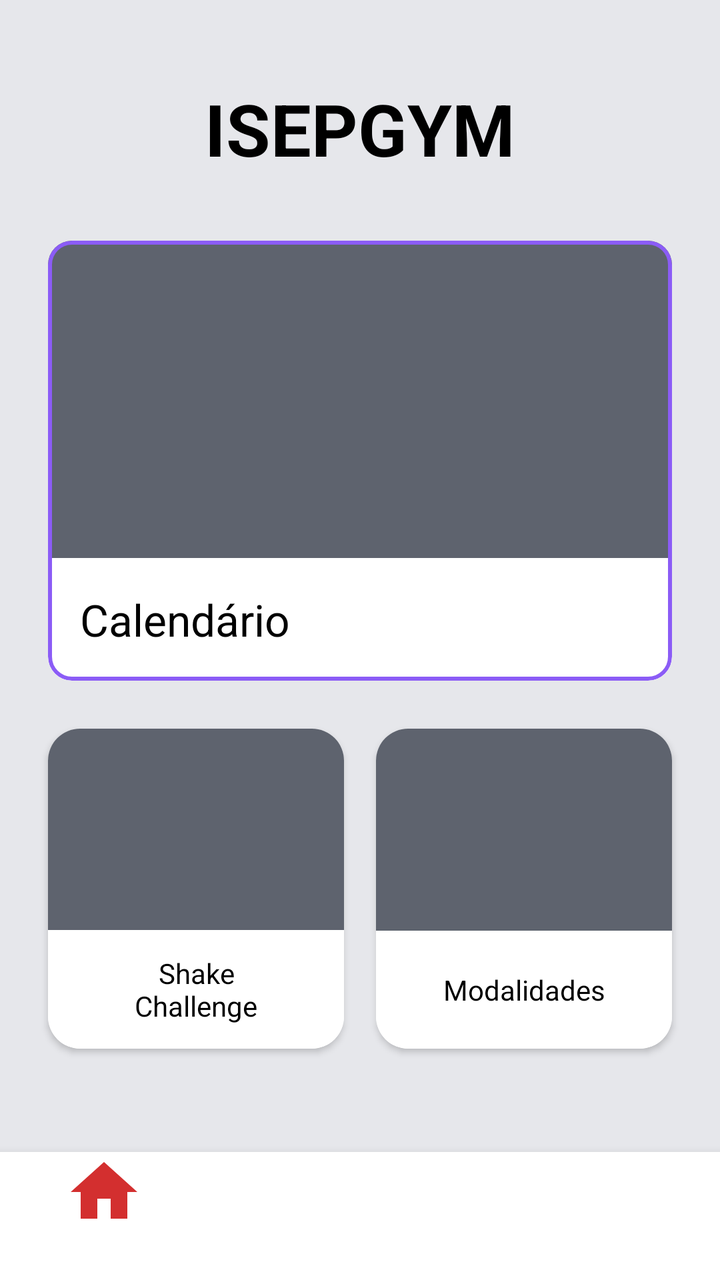
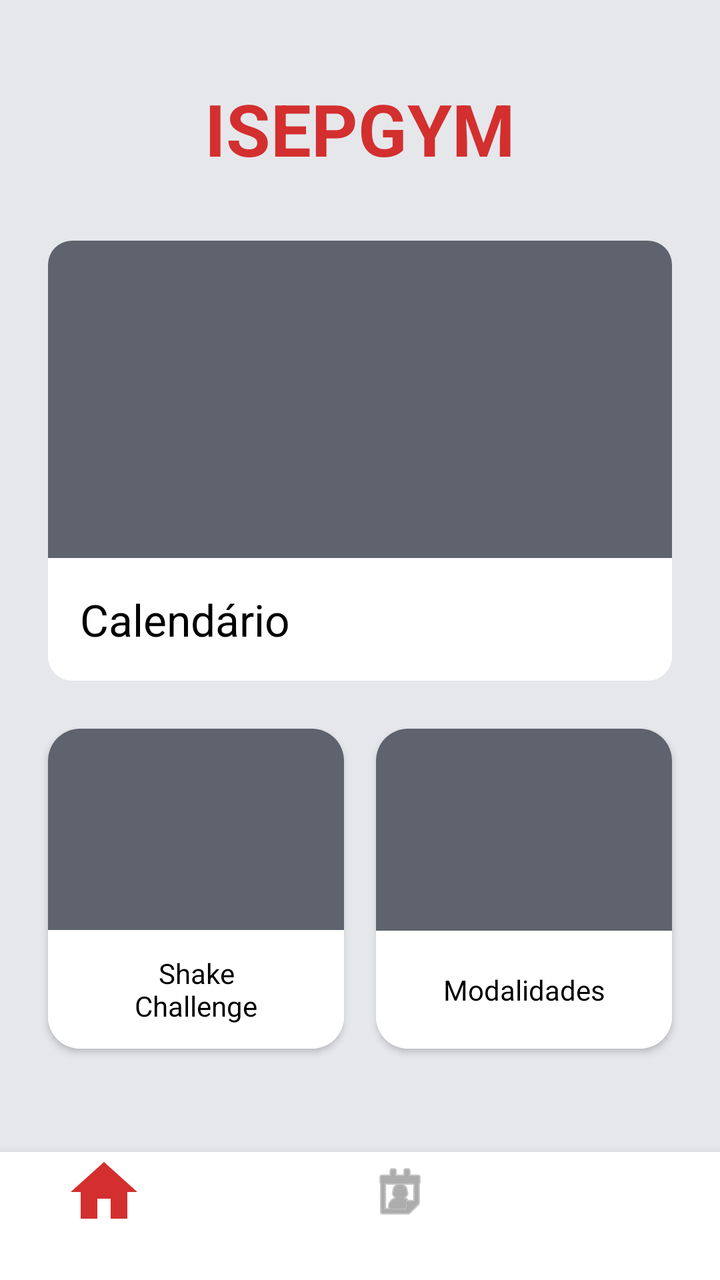

An Android layout rendered at two revisions. The XML below is the earlier revision; the diff shows what the commit changed to produce the second picture.
<!-- AndroidManifest.xml: application theme Theme.DSSMV_ProjectDroid_1240908_1241237 -->
<!-- res/layout/activity_main.xml -->
<?xml version="1.0" encoding="utf-8"?>
<androidx.constraintlayout.widget.ConstraintLayout
    xmlns:android="http://schemas.android.com/apk/res/android"
    xmlns:app="http://schemas.android.com/apk/res-auto"
    android:layout_width="match_parent"
    android:layout_height="match_parent"
    android:background="#E6E7EB">

    <TextView
        android:id="@+id/tvTitulo"
        android:layout_width="wrap_content"
        android:layout_height="wrap_content"
        android:text="ISEPGYM"
        android:textSize="36sp"
        android:textStyle="bold"
        android:textColor="#000000"
        android:layout_marginTop="40dp"
        app:layout_constraintTop_toTopOf="parent"
        app:layout_constraintStart_toStartOf="parent"
        app:layout_constraintEnd_toEndOf="parent" />

    <com.google.android.material.card.MaterialCardView
        android:id="@+id/cardCalendario"
        android:layout_width="0dp"
        android:layout_height="220dp"
        android:layout_marginHorizontal="24dp"
        android:layout_marginTop="32dp"
        android:clickable="true"
        android:focusable="true"
        app:cardCornerRadius="12dp"
        app:cardElevation="0dp"
        app:strokeWidth="2dp"
        app:strokeColor="#8B5CF6"
        app:layout_constraintTop_toBottomOf="@id/tvTitulo"
        app:layout_constraintStart_toStartOf="parent"
        app:layout_constraintEnd_toEndOf="parent">

        <LinearLayout
            android:layout_width="match_parent"
            android:layout_height="match_parent"
            android:orientation="vertical">

            <ImageView
                android:id="@+id/ivCalendario"
                android:layout_width="match_parent"
                android:layout_height="0dp"
                android:layout_weight="1"
                android:background="#5E636E"
                android:scaleType="centerCrop" />

            <TextView
                android:layout_width="match_parent"
                android:layout_height="wrap_content"
                android:text="Calendário"
                android:textSize="22sp"
                android:textColor="#000000"
                android:padding="16dp"
                android:background="#FFFFFF" />
        </LinearLayout>
    </com.google.android.material.card.MaterialCardView>

    <com.google.android.material.card.MaterialCardView
        android:id="@+id/cardShake"
        android:layout_width="0dp"
        android:layout_height="160dp"
        android:layout_marginStart="24dp"
        android:layout_marginEnd="8dp"
        android:layout_marginTop="24dp"
        android:clickable="true"
        android:focusable="true"
        app:cardCornerRadius="16dp"
        app:cardElevation="2dp"
        app:layout_constraintTop_toBottomOf="@id/cardCalendario"
        app:layout_constraintStart_toStartOf="parent"
        app:layout_constraintEnd_toStartOf="@+id/cardModalidades">

        <LinearLayout
            android:layout_width="match_parent"
            android:layout_height="match_parent"
            android:orientation="vertical">

            <ImageView
                android:id="@+id/ivShake"
                android:layout_width="match_parent"
                android:layout_height="0dp"
                android:layout_weight="1"
                android:background="#5E636E"
                android:scaleType="centerCrop" />

            <TextView
                android:layout_width="match_parent"
                android:layout_height="wrap_content"
                android:text="Shake\nChallenge"
                android:textAlignment="center"
                android:textSize="14sp"
                android:textColor="#000000"
                android:paddingVertical="12dp"
                android:background="#FFFFFF" />
        </LinearLayout>
    </com.google.android.material.card.MaterialCardView>

    <com.google.android.material.card.MaterialCardView
        android:id="@+id/cardModalidades"
        android:layout_width="0dp"
        android:layout_height="160dp"
        android:layout_marginStart="8dp"
        android:layout_marginEnd="24dp"
        android:layout_marginTop="24dp"
        android:clickable="true"
        android:focusable="true"
        app:cardCornerRadius="16dp"
        app:cardElevation="2dp"
        app:layout_constraintTop_toBottomOf="@id/cardCalendario"
        app:layout_constraintStart_toEndOf="@id/cardShake"
        app:layout_constraintEnd_toEndOf="parent">

        <LinearLayout
            android:layout_width="match_parent"
            android:layout_height="match_parent"
            android:orientation="vertical">

            <ImageView
                android:id="@+id/ivModalidades"
                android:layout_width="match_parent"
                android:layout_height="0dp"
                android:layout_weight="1"
                android:background="#5E636E"
                android:scaleType="centerCrop" />

            <TextView
                android:layout_width="match_parent"
                android:layout_height="wrap_content"
                android:text="Modalidades"
                android:textAlignment="center"
                android:textSize="14sp"
                android:textColor="#000000"
                android:paddingVertical="20dp"
                android:background="#FFFFFF" />
        </LinearLayout>
    </com.google.android.material.card.MaterialCardView>

    <include
        layout="@layout/barra_inferior"
        android:layout_width="match_parent"
        android:layout_height="wrap_content"
        app:layout_constraintBottom_toBottomOf="parent"
        app:layout_constraintStart_toStartOf="parent"
        app:layout_constraintEnd_toEndOf="parent" />

</androidx.constraintlayout.widget.ConstraintLayout>
<!-- res/layout/barra_inferior.xml (included above) -->
<?xml version="1.0" encoding="utf-8"?>
<LinearLayout
    xmlns:android="http://schemas.android.com/apk/res/android"
    xmlns:app="http://schemas.android.com/apk/res-auto"
    android:id="@+id/barraNavegacao"
    android:layout_width="match_parent"
    android:layout_height="100dp"
    android:background="#FFFFFF"
    android:elevation="8dp"
    android:gravity="center_vertical"
    android:paddingHorizontal="32dp"
    android:paddingBottom="24dp">

    <ImageView
        android:id="@+id/icHome"
        android:layout_width="40dp"
        android:layout_height="40dp"
        android:src="@drawable/ic_home"
        app:tint="#D32F2F" />

</LinearLayout>
<!-- resources referenced by this layout -->
<resources>
  <!-- drawable ic_home (drawable) -->
  <vector xmlns:android="http://schemas.android.com/apk/res/android" android:height="24dp" android:tint="#000000" android:viewportHeight="24" android:viewportWidth="24" android:width="24dp">
        
      <path android:fillColor="@android:color/white" android:pathData="M10,20v-6h4v6h5v-8h3L12,3 2,12h3v8z"/>
      
  </vector>
  <style name="Theme.DSSMV_ProjectDroid_1240908_1241237" parent="Theme.MaterialComponents.DayNight.DarkActionBar">
          
          <item name="colorPrimary">@color/purple_500</item>
          <item name="colorPrimaryVariant">@color/purple_700</item>
          <item name="colorOnPrimary">@color/white</item>
          
          <item name="colorSecondary">@color/teal_200</item>
          <item name="colorSecondaryVariant">@color/teal_700</item>
          <item name="colorOnSecondary">@color/black</item>
          
          <item name="android:statusBarColor">?attr/colorPrimaryVariant</item>
          
      </style>
  <color name="purple_500">#FF6200EE</color>
  <color name="purple_700">#FF3700B3</color>
  <color name="white">#FFFFFFFF</color>
  <color name="teal_200">#FF03DAC5</color>
  <color name="teal_700">#FF018786</color>
  <color name="black">#FF000000</color>
</resources>

<!-- the commit's change to res/layout/activity_main.xml (unified diff, before → after) -->
@@ -13,7 +13,7 @@
         android:text="ISEPGYM"
         android:textSize="36sp"
         android:textStyle="bold"
-        android:textColor="#000000"
+        android:textColor="@color/red_primary"
         android:layout_marginTop="40dp"
         app:layout_constraintTop_toTopOf="parent"
         app:layout_constraintStart_toStartOf="parent"
@@ -29,8 +29,6 @@
         android:focusable="true"
         app:cardCornerRadius="12dp"
         app:cardElevation="0dp"
-        app:strokeWidth="2dp"
-        app:strokeColor="#8B5CF6"
         app:layout_constraintTop_toBottomOf="@id/tvTitulo"
         app:layout_constraintStart_toStartOf="parent"
         app:layout_constraintEnd_toEndOf="parent">
@@ -169,4 +167,12 @@
         android:src="@drawable/ic_home"
         app:tint="#D32F2F" />
 
+    <ImageView
+        android:id="@+id/icMinhasAulas"
+        android:layout_width="0dp"
+        android:layout_height="32dp"
+        android:layout_weight="1"
+        android:src="@android:drawable/ic_menu_my_calendar"
+        app:tint="@color/text_hint" />
+
 </LinearLayout>
<!-- resource entries referenced after the edit -->
@@ -1,29 +1,26 @@
 <!-- resources referenced by this layout -->
 <resources>
+  <color name="red_primary">#D32F2F</color>
+  <color name="text_hint">#757575</color>
   <!-- drawable ic_home (drawable) -->
   <vector xmlns:android="http://schemas.android.com/apk/res/android" android:height="24dp" android:tint="#000000" android:viewportHeight="24" android:viewportWidth="24" android:width="24dp">
         
       <path android:fillColor="@android:color/white" android:pathData="M10,20v-6h4v6h5v-8h3L12,3 2,12h3v8z"/>
       
   </vector>
-  <style name="Theme.DSSMV_ProjectDroid_1240908_1241237" parent="Theme.MaterialComponents.DayNight.DarkActionBar">
-          
-          <item name="colorPrimary">@color/purple_500</item>
-          <item name="colorPrimaryVariant">@color/purple_700</item>
+  <style name="Theme.DSSMV_ProjectDroid_1240908_1241237" parent="Theme.MaterialComponents.DayNight.NoActionBar">        
+          <item name="colorPrimary">@color/red_primary</item>
+          <item name="colorPrimaryVariant">@color/red_dark</item>
           <item name="colorOnPrimary">@color/white</item>
           
-          <item name="colorSecondary">@color/teal_200</item>
-          <item name="colorSecondaryVariant">@color/teal_700</item>
-          <item name="colorOnSecondary">@color/black</item>
+          <item name="colorSecondary">@color/red_primary</item>
+          <item name="colorSecondaryVariant">@color/red_dark</item>
+          <item name="colorOnSecondary">@color/white</item>
           
           <item name="android:statusBarColor">?attr/colorPrimaryVariant</item>
           
       </style>
-  <color name="purple_500">#FF6200EE</color>
-  <color name="purple_700">#FF3700B3</color>
-  <color name="white">#FFFFFFFF</color>
-  <color name="teal_200">#FF03DAC5</color>
-  <color name="teal_700">#FF018786</color>
-  <color name="black">#FF000000</color>
+  <color name="red_dark">#9A0007</color>
+  <color name="white">#FFFFFF</color>
 </resources>
 
